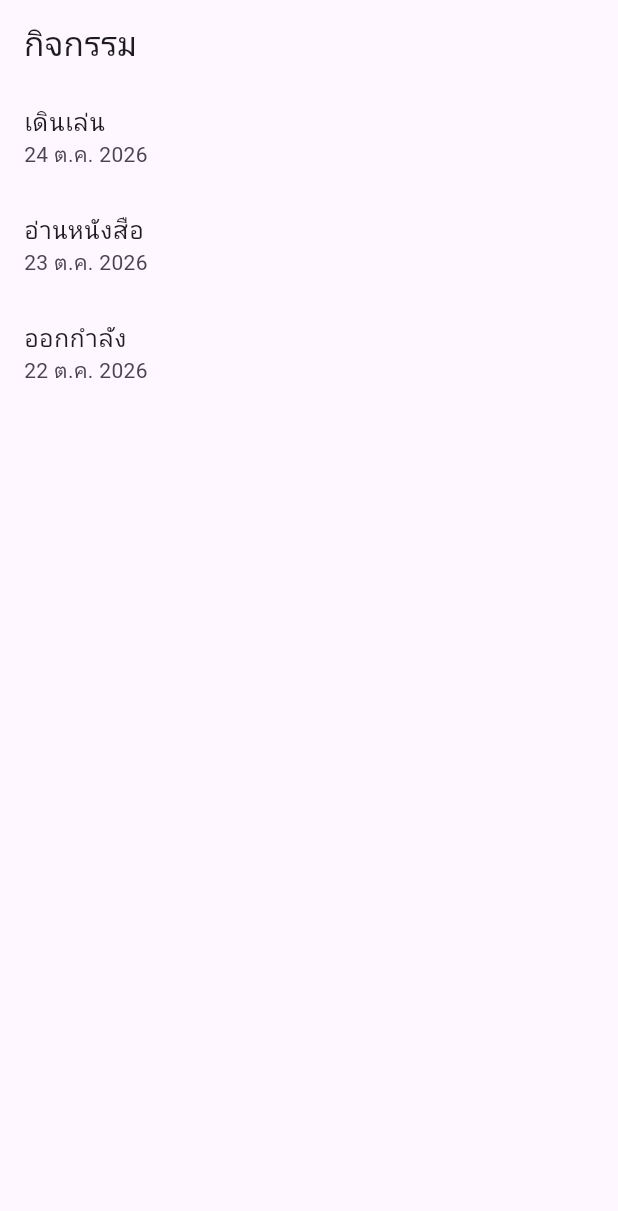
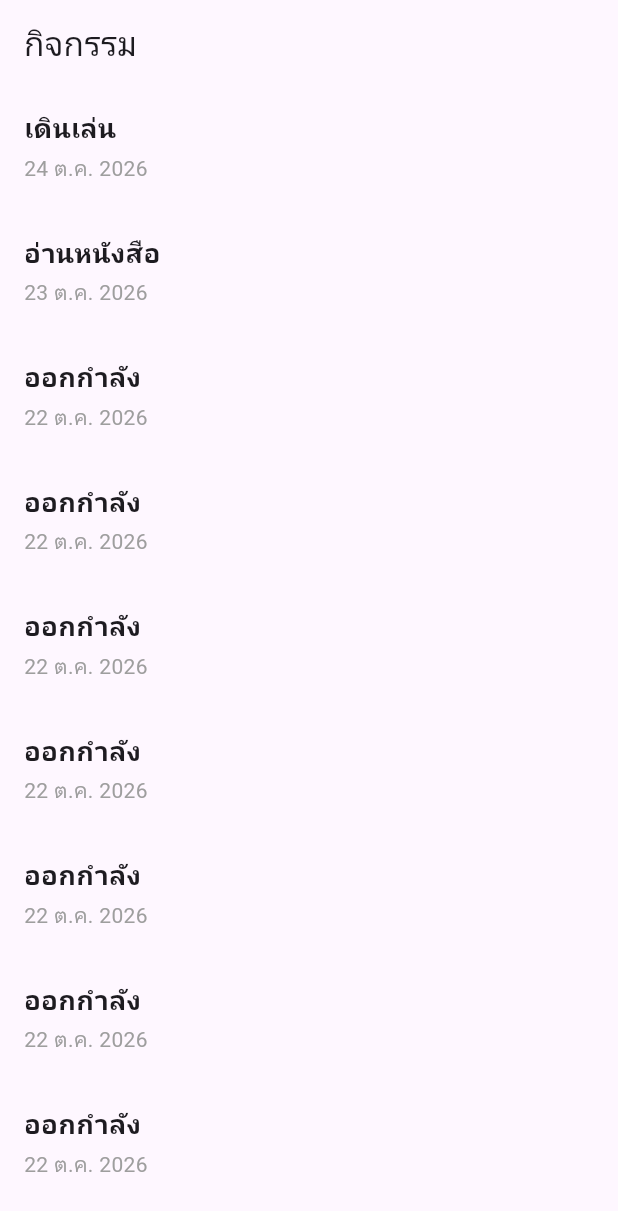
Before and after one commit to Mosuzzzz/activity_weather, a Flutter app: the screen it shows after launch, on a phone screen of 412 x 824 dp. Shown: the top 1211 px of the screen. Run offline on Flutter 3.47's test engine with Material 3 defaults, Android fonts, the phone set to English and light mode, and no system bars.

Commit message:
Refactor code structure for improved readability and maintainability

```diff
--- a/lib/screens/activity_list_page.dart
+++ b/lib/screens/activity_list_page.dart
@@ -1,3 +1,4 @@
+
 import 'package:flutter/material.dart';
 
 class ActivityListPage extends StatelessWidget {
@@ -7,32 +8,72 @@ class ActivityListPage extends StatelessWidget {
     {'title': 'เดินเล่น', 'date': '24 ต.ค. 2026', 'detail': 'เดินในสวน'},
     {'title': 'อ่านหนังสือ', 'date': '23 ต.ค. 2026', 'detail': 'อ่าน 20 นาที'},
     {'title': 'ออกกำลัง', 'date': '22 ต.ค. 2026', 'detail': 'ยืดกล้ามเนื้อ'},
+    {'title': 'ออกกำลัง', 'date': '22 ต.ค. 2026', 'detail': 'ยืดกล้ามเนื้อ'},
+    {'title': 'ออกกำลัง', 'date': '22 ต.ค. 2026', 'detail': 'ยืดกล้ามเนื้อ'},
+    {'title': 'ออกกำลัง', 'date': '22 ต.ค. 2026', 'detail': 'ยืดกล้ามเนื้อ'},
+    {'title': 'ออกกำลัง', 'date': '22 ต.ค. 2026', 'detail': 'ยืดกล้ามเนื้อ'},
+    {'title': 'ออกกำลัง', 'date': '22 ต.ค. 2026', 'detail': 'ยืดกล้ามเนื้อ'},
+    {'title': 'ออกกำลัง', 'date': '22 ต.ค. 2026', 'detail': 'ยืดกล้ามเนื้อ'},
+    {'title': 'ออกกำลัง', 'date': '22 ต.ค. 2026', 'detail': 'ยืดกล้ามเนื้อ'},
+    {'title': 'ออกกำลัง', 'date': '22 ต.ค. 2026', 'detail': 'ยืดกล้ามเนื้อ'},
+    {'title': 'ออกกำลัง', 'date': '22 ต.ค. 2026', 'detail': 'ยืดกล้ามเนื้อ'},
+    {'title': 'ออกกำลัง', 'date': '22 ต.ค. 2026', 'detail': 'ยืดกล้ามเนื้อ'},
+    {'title': 'ออกกำลัง', 'date': '22 ต.ค. 2026', 'detail': 'ยืดกล้ามเนื้อ'},
   ];
 
   @override
   Widget build(BuildContext context) {
     return Scaffold(
-      appBar: AppBar(title: const Text('กิจกรรม')),
+      appBar: AppBar(
+        title: const Text('กิจกรรม'),
+      ),
       body: activities.isEmpty
-          ? const Center(child: Text('ยังไม่มีกิจกรรม'))
+          ? const Center(
+              child: Text('ยังไม่มีกิจกรรม'),
+            )
           : ListView.builder(
               itemCount: activities.length,
               itemBuilder: (context, index) {
                 final item = activities[index];
-                return ListTile(
-                  title: Text(item['title']!),
-                  subtitle: Text(item['date']!),
+
+                return InkWell(
                   onTap: () {
                     Navigator.push<void>(
                       context,
                       MaterialPageRoute<void>(
                         builder: (context) => Scaffold(
-                          appBar: AppBar(title: Text(item['title']!)),
-                          body: Center(child: Text(item['detail']!)),
+                          appBar: AppBar(
+                            title: Text(item['title']!),
+                          ),
+                          body: Center(
+                            child: Text(item['detail']!),
+                          ),
                         ),
                       ),
                     );
                   },
+                  child: Padding(
+                    padding: const EdgeInsets.all(16),
+                    child: Column(
+                      crossAxisAlignment: CrossAxisAlignment.start,
+                      children: [
+                        Text(
+                          item['title']!,
+                          style: const TextStyle(
+                            fontSize: 18,
+                            fontWeight: FontWeight.bold,
+                          ),
+                        ),
+                        const SizedBox(height: 4),
+                        Text(
+                          item['date']!,
+                          style: const TextStyle(
+                            color: Colors.grey,
+                          ),
+                        ),
+                      ],
+                    ),
+                  ),
                 );
               },
             ),
```
Also changed, not shown: pubspec.lock, 1 other file.
